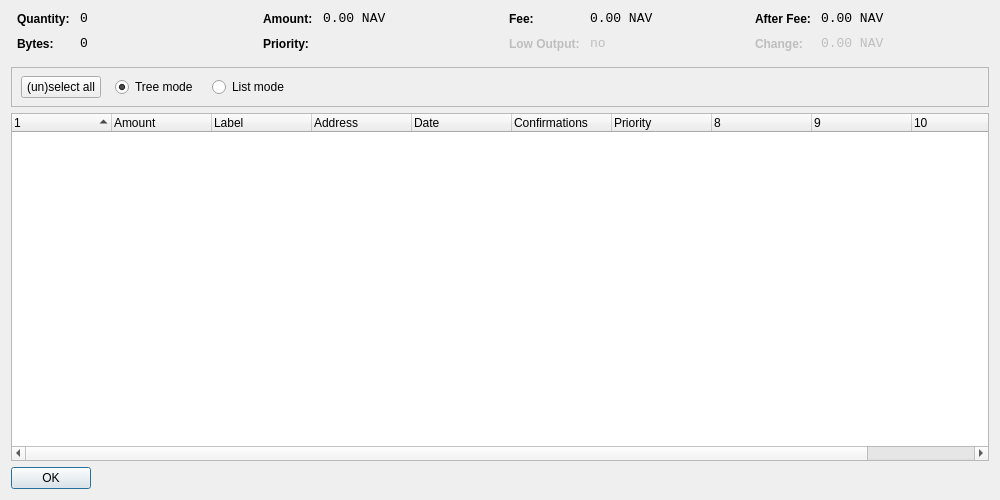
Qt form src/qt/forms/coincontroldialog.ui (sherlockcoin/navajocoin) before a commit.
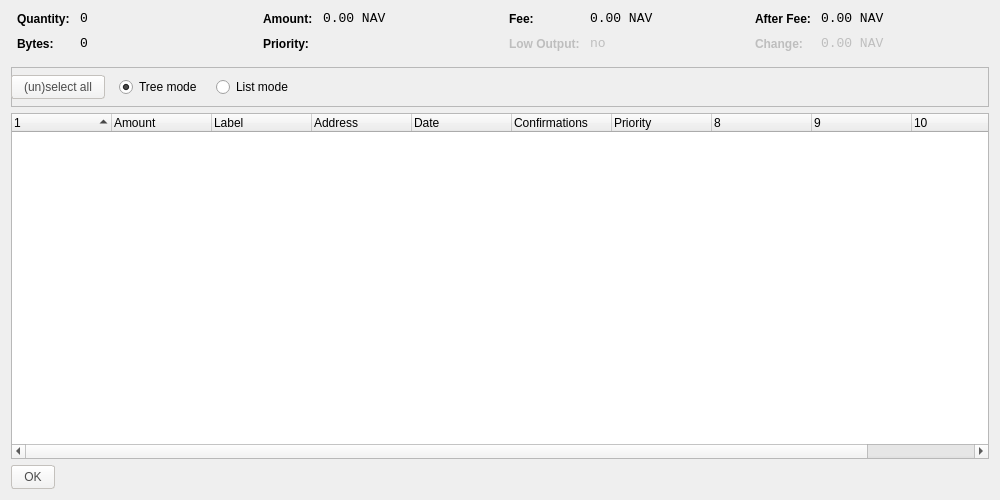
The same form after that commit. Custom widgets are drawn as their Qt base class.

```diff
--- a/src/qt/forms/coincontroldialog.ui
+++ b/src/qt/forms/coincontroldialog.ui
@@ -373,13 +373,13 @@
      <widget class="QWidget" name="horizontalLayoutWidget">
       <property name="geometry">
        <rect>
-        <x>10</x>
+        <x>0</x>
         <y>0</y>
-        <width>781</width>
+        <width>791</width>
         <height>41</height>
        </rect>
       </property>
-      <layout class="QHBoxLayout" name="horizontalLayoutPanel" stretch="0,0,0,0,0">
+      <layout class="QHBoxLayout" name="horizontalLayoutPanel" stretch="0,0,0,0">
        <property name="spacing">
         <number>14</number>
        </property>
@@ -391,6 +391,13 @@
            <verstretch>0</verstretch>
           </sizepolicy>
          </property>
+         <property name="styleSheet">
+          <string notr="true">background-color: qlineargradient(spread:pad, x1:0, y1:1, x2:0, y2:0, stop:0 rgb(240,240,240), stop:1 rgb(255, 255, 255));
+border-radius:3px;
+border: 1px solid #C4C1BD;
+color: #4C4C4C;
+padding: 4px 12px;</string>
+         </property>
          <property name="text">
           <string>(un)select all</string>
          </property>
@@ -527,6 +534,13 @@
        <verstretch>0</verstretch>
       </sizepolicy>
      </property>
+     <property name="styleSheet">
+      <string notr="true">background-color: qlineargradient(spread:pad, x1:0, y1:1, x2:0, y2:0, stop:0 rgb(240,240,240), stop:1 rgb(255, 255, 255));
+border-radius:3px;
+border: 1px solid #C4C1BD;
+color: #4C4C4C;
+padding: 4px 12px;</string>
+     </property>
      <property name="orientation">
       <enum>Qt::Horizontal</enum>
      </property>
```
